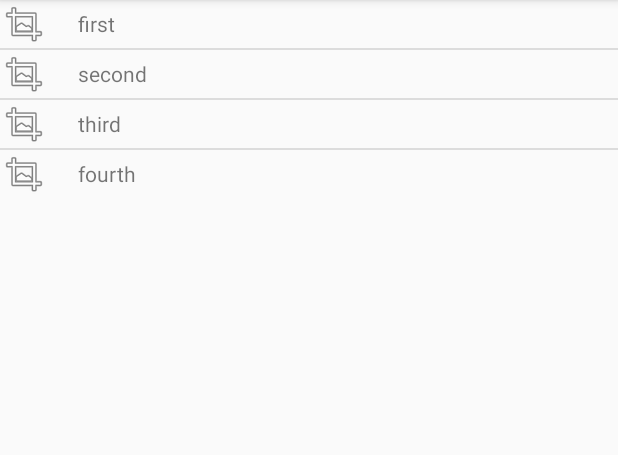
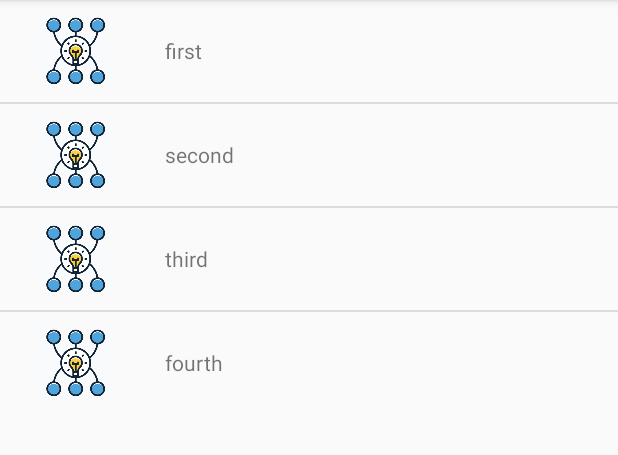
Before and after one commit to IKuseal/MindMaper, an Android app: the MapsManagerActivity screen opened directly, with no data from a screen before it, on a phone screen of 412 x 824 dp, the part 84-539 px from its top. Run offline under Robolectric (Android 15) with nearby library versions, the phone set to English and light mode, and no system bars.

Commit message:
icon for map addded

```diff
--- a/app/src/main/java/com/example/mindmaper/MapsManagerActivity.java
+++ b/app/src/main/java/com/example/mindmaper/MapsManagerActivity.java
@@ -10,6 +10,8 @@ import android.os.Bundle;
 import android.util.Log;
 import android.view.Menu;
 import android.view.MenuItem;
+import android.view.View;
+import android.widget.AdapterView;
 import android.widget.ListView;
 
 import java.util.ArrayList;
@@ -29,6 +31,20 @@ public class MapsManagerActivity extends AppCompatActivity {
 
         adapter = new MapsListViewAdapter(this,R.layout.map_card,new ArrayList<Map>());
         listView.setAdapter(adapter);
+
+        listView.setOnItemClickListener(new AdapterView.OnItemClickListener(){
+            @Override
+            public void onItemClick(AdapterView<?> parent, View v, int position, long id)
+            {
+                ArrayList<Map> maps = viewModel.getMaps().getValue();
+                Map map = maps.get(position);
+                Intent data = new Intent();
+                data.putExtra("id", map.getId());
+                setResult(RESULT_OK, data);
+                finish();
+
+            }
+        });
 
         viewModel = new ViewModelProvider(this).get(MapsManagerViewModel.class);
 
@@ -59,6 +75,7 @@ public class MapsManagerActivity extends AppCompatActivity {
         switch(id){
             case R.id.action_create_map :{
 
+
                 return true;
             }
         }
--- a/app/src/main/java/com/example/mindmaper/WorkActivity.java
+++ b/app/src/main/java/com/example/mindmaper/WorkActivity.java
@@ -13,6 +13,7 @@ import android.view.View;
 
 import java.util.ArrayList;
 
+import androidx.annotation.Nullable;
 import androidx.appcompat.app.AppCompatActivity;
 import androidx.appcompat.widget.Toolbar;
 import androidx.lifecycle.Observer;
@@ -129,6 +130,22 @@ public class WorkActivity extends AppCompatActivity implements EditTextDialogFra
             }
         }
         return super.onOptionsItemSelected(item);
+    }
+
+    @Override
+    public void onActivityResult(int requestCode, int resultCode, Intent data){
+//        if(requestCode==REQUEST_ACCESS_TYPE){
+//            if(resultCode==RESULT_OK){
+//                String accessMessage = data.getStringExtra(ACCESS_MESSAGE);
+//                textView.setText(accessMessage);
+//            }
+//            else{
+//                textView.setText("Ошибка доступа");
+//            }
+//        }
+//        else{
+//            super.onActivityResult(requestCode, resultCode, data);
+//        }
     }
 
     private void doBaseThingsWithNode(Node node){
--- a/app/src/main/res/layout/map_card.xml
+++ b/app/src/main/res/layout/map_card.xml
@@ -1,21 +1,26 @@
 <?xml version="1.0" encoding="utf-8"?>
 <LinearLayout xmlns:android="http://schemas.android.com/apk/res/android"
+    android:layout_width="match_parent"
+    android:layout_height="wrap_content"
+    android:layout_margin="0dp"
+    android:layout_marginBottom="0dp"
     android:orientation="horizontal"
-    android:layout_width="match_parent"
-    android:layout_height="wrap_content">
+    android:padding="10dp">
 
 
     <ImageView
-        android:layout_width="wrap_content"
-        android:layout_height="wrap_content"
-        android:src="@android:drawable/ic_menu_crop"
-        android:layout_marginRight="20dp"/>
+        android:layout_width="80dp"
+        android:layout_height="48dp"
+        android:layout_marginRight="20dp"
+        android:maxWidth="10dp"
+        android:maxHeight="10dp"
+        android:src="@drawable/map_icon" />
 
 
     <TextView
+        android:id="@+id/textMapName"
         android:layout_width="wrap_content"
         android:layout_height="wrap_content"
-        android:id="@+id/textMapName"
-        android:layout_gravity="center_vertical"/>
+        android:layout_gravity="center_vertical" />
 
 </LinearLayout>
```
Also changed, not shown: app/src/main/res/drawable/map_icon.png (added), app/src/main/res/drawable/mind_mapping.png (added).
